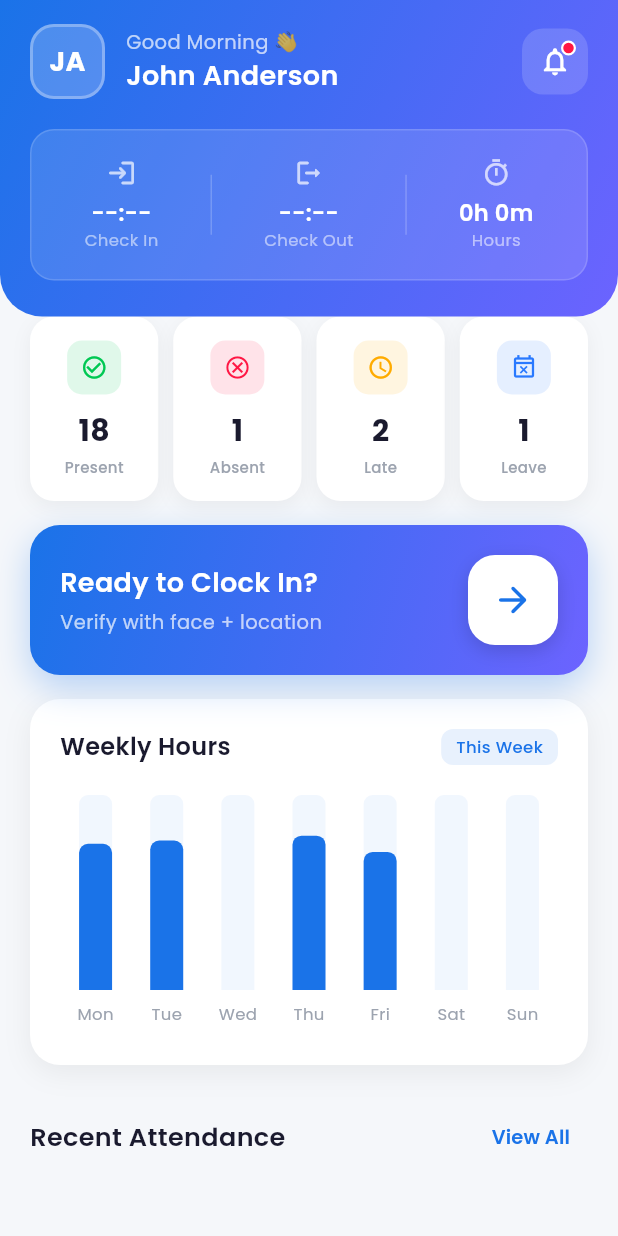
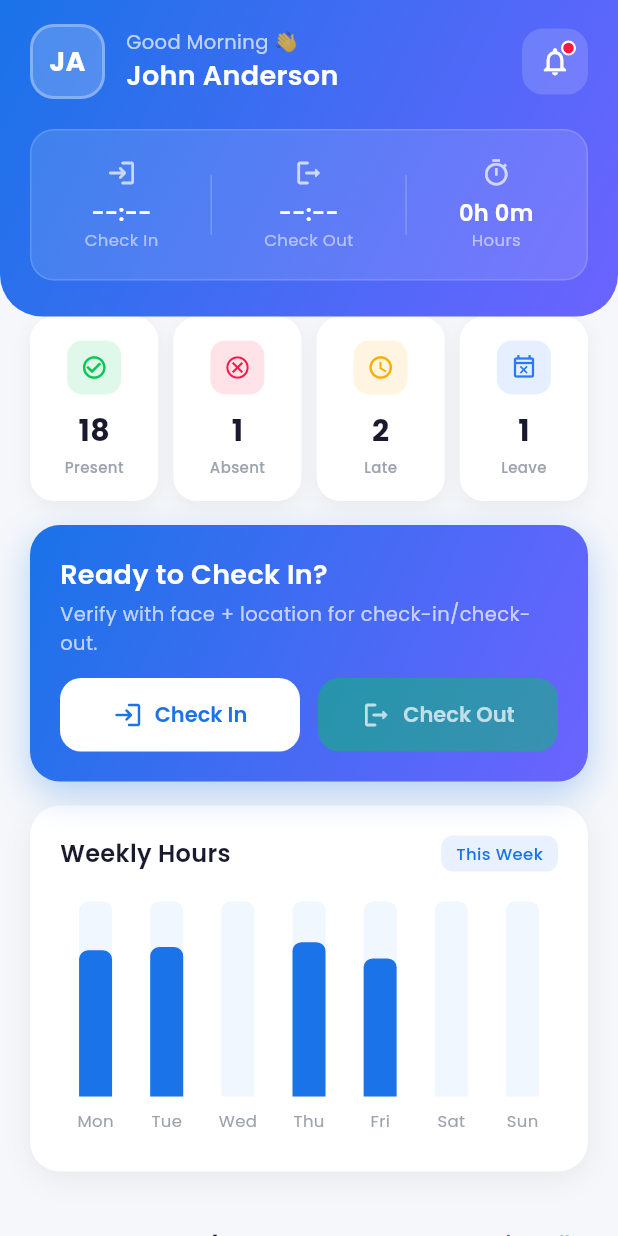
Before and after one commit to ciphercall/employee_attendance, a Flutter app: the HomeScreen screen opened directly, on a phone screen of 412 x 824 dp. Run offline on Flutter 3.47's test engine with Material 3 defaults, Android fonts, the phone set to English and light mode, and no system bars; drawn by our look-alikes of fl_chart; our stand-ins replace animate_do, cached_network_image, camera, geocoding, geolocator, google_fonts and 3 more; missing offline and left inert: google_mlkit_face_detection, tflite_flutter; accounts and stored records are empty; network calls fail.

Commit message:
Separate Check In and Check Out actions
Replace the single clock toggle with distinct Check In and Check Out buttons on the home screen. home_screen.dart: add intl import, track separate check-in/check-out times, derive clocked-in state from today's attendance record to avoid stale-record conflicts, introduce _openCheckFlow handler with validations and snackbars, and update UI/buttons/styles and labels. Update README and docs to document the UI change and the new enable/disable rules for the buttons.

```diff
--- a/lib/screens/home_screen.dart
+++ b/lib/screens/home_screen.dart
@@ -2,6 +2,7 @@ import 'package:flutter/material.dart';
 import 'package:animate_do/animate_do.dart';
 import 'package:fl_chart/fl_chart.dart';
 import 'package:google_fonts/google_fonts.dart';
+import 'package:intl/intl.dart';
 import '../config/theme.dart';
 import '../data/dummy_data.dart';
 import '../models/attendance_request_record.dart';
@@ -23,6 +24,7 @@ class _HomeScreenState extends State<HomeScreen> {
 
   bool _isClockedIn = DummyData.isClockedIn;
   String _checkInTime = DummyData.todayCheckIn;
+  String _checkOutTime = DummyData.todayCheckOut;
   List<AttendanceRequestRecord> _requestedRecords = const [];
 
   @override
@@ -35,18 +37,79 @@ class _HomeScreenState extends State<HomeScreen> {
     final records = await _attendanceRequestService.getRequestedRecords();
     if (!mounted) return;
 
-    final latest = records.isNotEmpty ? records.first : null;
-    final isClockedIn = latest != null &&
-        latest.checkInText != '--' &&
-        latest.checkOutText == '--';
+    final today = DateFormat('yyyy-MM-dd').format(DateTime.now());
+    AttendanceRequestRecord? todayRecord;
+    for (final record in records) {
+      if (record.attDate == today) {
+        todayRecord = record;
+        break;
+      }
+    }
+
+    final referenceRecord = todayRecord ?? (records.isNotEmpty ? records.first : null);
+    final isClockedIn = todayRecord != null
+        ? todayRecord.checkInText != '--' && todayRecord.checkOutText == '--'
+        : referenceRecord != null &&
+            referenceRecord.checkInText != '--' &&
+            referenceRecord.checkOutText == '--';
 
     setState(() {
       _requestedRecords = records;
-      if (latest != null && latest.checkInText != '--') {
-        _checkInTime = latest.checkInText;
+      if (todayRecord != null && todayRecord.checkInText != '--') {
+        _checkInTime = todayRecord.checkInText;
+      } else {
+        _checkInTime = DummyData.todayCheckIn;
       }
+
+      if (todayRecord != null && todayRecord.checkOutText != '--') {
+        _checkOutTime = todayRecord.checkOutText;
+      } else {
+        _checkOutTime = DummyData.todayCheckOut;
+      }
+
       _isClockedIn = isClockedIn;
     });
+  }
+
+  Future<void> _openCheckFlow({required bool isCheckOut}) async {
+    if (isCheckOut && !_isClockedIn) {
+      ScaffoldMessenger.of(context).showSnackBar(
+        const SnackBar(
+          content: Text('You need to check in first before checking out.'),
+        ),
+      );
+      return;
+    }
+
+    if (!isCheckOut && _isClockedIn) {
+      ScaffoldMessenger.of(context).showSnackBar(
+        const SnackBar(
+          content: Text('You are already checked in. Use Check Out.'),
+        ),
+      );
+      return;
+    }
+
+    await Navigator.of(context).push(
+      MaterialPageRoute(
+        builder: (_) => CheckInScreen(
+          isCheckOut: isCheckOut,
+          onCheckIn: () {
+            setState(() {
+              if (isCheckOut) {
+                _isClockedIn = false;
+                _checkOutTime = TimeOfDay.now().format(context);
+              } else {
+                _isClockedIn = true;
+                _checkInTime = TimeOfDay.now().format(context);
+                _checkOutTime = DummyData.todayCheckOut;
+              }
+            });
+            _loadAttendanceRequests();
+          },
+        ),
+      ),
+    );
   }
 
   @override
@@ -73,14 +136,14 @@ class _HomeScreenState extends State<HomeScreen> {
             ),
           ),
 
-          // Clock In/Out Button
+          // Attendance actions
           SliverToBoxAdapter(
             child: Padding(
               padding: const EdgeInsets.fromLTRB(20, 8, 20, 8),
               child: FadeInUp(
                 delay: const Duration(milliseconds: 300),
                 duration: const Duration(milliseconds: 500),
-                child: _buildClockInCard(context),
+                child: _buildAttendanceActionCard(context),
               ),
             ),
           ),
@@ -283,7 +346,7 @@ class _HomeScreenState extends State<HomeScreen> {
                     color: Colors.white.withValues(alpha: 0.2),
                   ),
                   _buildTodayStat(
-                      'Check Out', DummyData.todayCheckOut, Icons.logout_rounded),
+                      'Check Out', _checkOutTime, Icons.logout_rounded),
                   Container(
                     width: 1,
                     height: 40,
@@ -366,7 +429,7 @@ class _HomeScreenState extends State<HomeScreen> {
     );
   }
 
-  Widget _buildClockInCard(BuildContext context) {
+  Widget _buildAttendanceActionCard(BuildContext context) {
     return Container(
       padding: const EdgeInsets.all(20),
       decoration: BoxDecoration(
@@ -381,14 +444,11 @@ class _HomeScreenState extends State<HomeScreen> {
           ),
         ],
       ),
-      child: Row(
-        children: [
-          Expanded(
       child: Column(
         crossAxisAlignment: CrossAxisAlignment.start,
         children: [
           Text(
-                  _isClockedIn ? 'You\'re Clocked In' : 'Ready to Clock In?',
+            _isClockedIn ? 'You\'re Clocked In' : 'Ready to Check In?',
             style: GoogleFonts.poppins(
               fontSize: 18,
               fontWeight: FontWeight.w600,
@@ -398,57 +458,71 @@ class _HomeScreenState extends State<HomeScreen> {
           const SizedBox(height: 4),
           Text(
             _isClockedIn
-                      ? 'Checked in at $_checkInTime'
-                      : 'Verify with face + location',
+                ? 'Checked in at $_checkInTime. You can check out now.'
+                : 'Verify with face + location for check-in/check-out.',
             style: GoogleFonts.poppins(
               fontSize: 13,
               color: Colors.white70,
             ),
           ),
-              ],
+          const SizedBox(height: 14),
+          Row(
+            children: [
+              Expanded(
+                child: ElevatedButton.icon(
+                  onPressed: _isClockedIn
+                      ? null
+                      : () => _openCheckFlow(isCheckOut: false),
+                  style: ElevatedButton.styleFrom(
+                    backgroundColor: Colors.white,
+                    foregroundColor: AppColors.primary,
+                    disabledBackgroundColor: Colors.white.withValues(alpha: 0.5),
+                    disabledForegroundColor: AppColors.textHint,
+                    elevation: 0,
+                    shape: RoundedRectangleBorder(
+                      borderRadius: BorderRadius.circular(14),
+                    ),
+                    padding: const EdgeInsets.symmetric(vertical: 14),
+                  ),
+                  icon: const Icon(Icons.login_rounded, size: 20),
+                  label: Text(
+                    'Check In',
+                    style: GoogleFonts.poppins(
+                      fontSize: 14,
+                      fontWeight: FontWeight.w600,
                     ),
                   ),
-          GestureDetector(
-            onTap: () {
-              Navigator.of(context).push(
-                MaterialPageRoute(
-                  builder: (_) => CheckInScreen(
-                    isCheckOut: _isClockedIn,
-                    onCheckIn: () {
-                      setState(() {
-                        _isClockedIn = !_isClockedIn;
-                        if (!_isClockedIn) {
-                          _checkInTime = DummyData.todayCheckIn;
-                        } else {
-                          _checkInTime = TimeOfDay.now().format(context);
-                        }
-                      });
-                      _loadAttendanceRequests();
-                    },
                 ),
               ),
-              );
-            },
-            child: Container(
-              width: 60,
-              height: 60,
-              decoration: BoxDecoration(
-                color: Colors.white,
-                borderRadius: BorderRadius.circular(18),
-                boxShadow: [
-                  BoxShadow(
-                    color: Colors.black.withValues(alpha: 0.15),
-                    blurRadius: 10,
-                    offset: const Offset(0, 4),
+              const SizedBox(width: 12),
+              Expanded(
+                child: ElevatedButton.icon(
+                  onPressed: _isClockedIn
+                      ? () => _openCheckFlow(isCheckOut: true)
+                      : null,
+                  style: ElevatedButton.styleFrom(
+                    backgroundColor: AppColors.success,
+                    foregroundColor: Colors.white,
+                    disabledBackgroundColor:
+                        AppColors.success.withValues(alpha: 0.45),
+                    disabledForegroundColor: Colors.white70,
+                    elevation: 0,
+                    shape: RoundedRectangleBorder(
+                      borderRadius: BorderRadius.circular(14),
+                    ),
+                    padding: const EdgeInsets.symmetric(vertical: 14),
+                  ),
+                  icon: const Icon(Icons.logout_rounded, size: 20),
+                  label: Text(
+                    'Check Out',
+                    style: GoogleFonts.poppins(
+                      fontSize: 14,
+                      fontWeight: FontWeight.w600,
+                    ),
+                  ),
+                ),
               ),
             ],
-              ),
-              child: Icon(
-                _isClockedIn ? Icons.check_rounded : Icons.arrow_forward_rounded,
-                color: _isClockedIn ? AppColors.success : AppColors.primary,
-                size: 28,
-              ),
-            ),
           ),
         ],
       ),
```
Also changed, not shown: 3 other files. Lines whose indentation alone changed are shown as unchanged.
